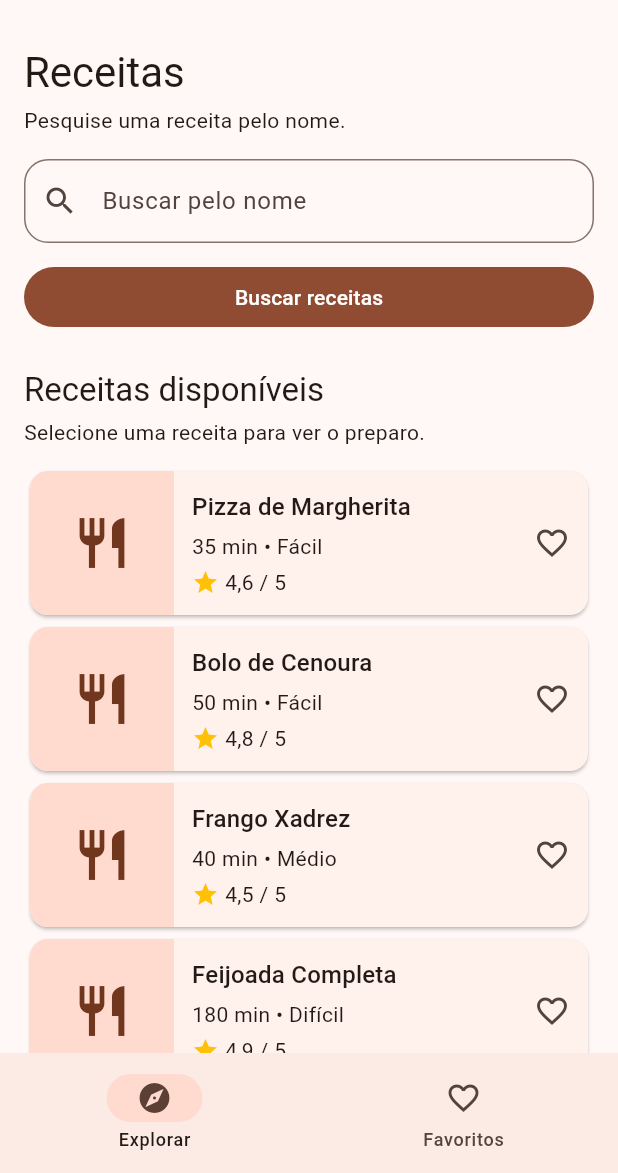
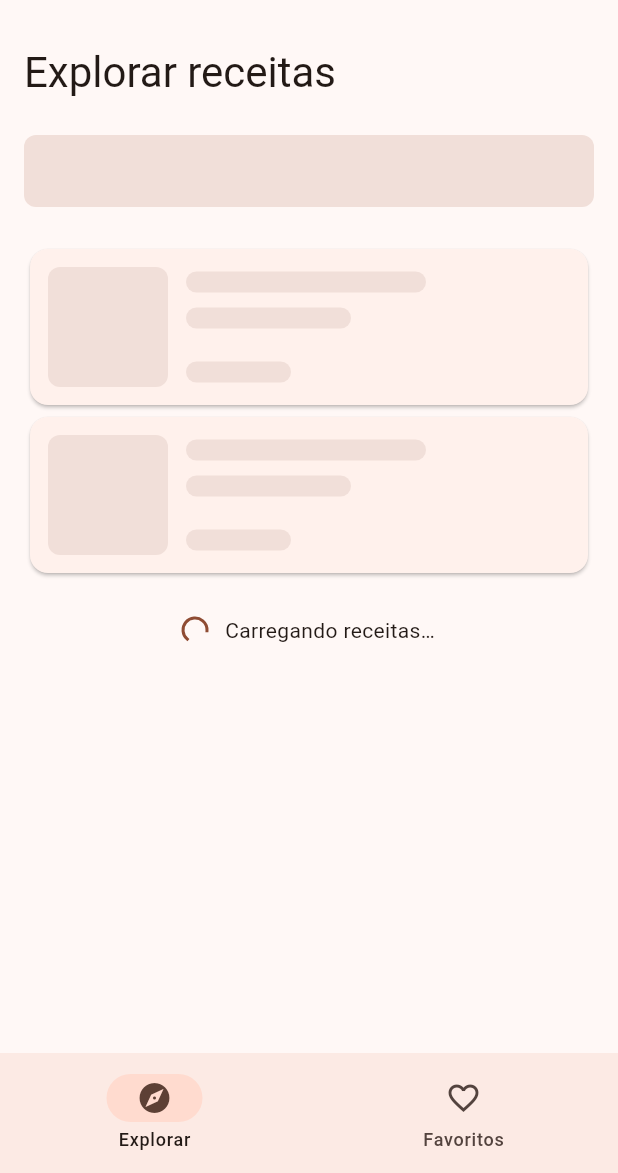
Before and after one commit to Pedro-Levandowski/prato_cheio, a Flutter app: the first screen one second after launch, on a phone screen of 412 x 824 dp, the part 63-1236 px from its top. Run offline on Flutter 3.47's test engine with Material 3 defaults, Android fonts, the phone set to English and light mode, and no system bars.

Commit message:
Atividade 03 - Construção e Navegação entre Telas

```diff
--- a/lib/pages/home_page.dart
+++ b/lib/pages/home_page.dart
@@ -3,6 +3,8 @@ import 'package:flutter/material.dart';
 import '../data/favoritos.dart';
 import '../data/receitas_teste.dart';
 import '../widgets/card_receita.dart';
+import '../widgets/estado_vazio.dart';
+import 'pesquisa_page.dart';
 
 class HomePage extends StatefulWidget {
   const HomePage({super.key, required this.favoritos});
@@ -15,71 +17,77 @@ class HomePage extends StatefulWidget {
 
 class _HomePageState extends State<HomePage> {
   final busca = TextEditingController();
-  final foco = FocusNode();
   String? mensagemErro;
-  String? termoBuscado;
+  bool carregando = true;
+  bool falhou = false;
+
+  @override
+  void initState() {
+    super.initState();
+    esperarCarregamento();
+  }
+
+  void esperarCarregamento() {
+    Future.delayed(const Duration(seconds: 1), () {
+      if (!mounted) return;
+      setState(() => carregando = false);
+    });
+  }
+
+  void tentarNovamente() {
+    setState(() {
+      carregando = true;
+      falhou = false;
+    });
+    esperarCarregamento();
+  }
 
   void validarBusca(String valor) {
-    setState(() {
-      if (valor.isEmpty) {
-        mensagemErro = 'Digite um nome para pesquisar.';
-      } else if (valor.trim().isEmpty) {
-        mensagemErro = 'Só espaços não valem. Digite um nome para pesquisar.';
-      } else {
-        mensagemErro = null;
-      }
-    });
+    setState(() => mensagemErro = validarTermo(valor));
   }
 
   void buscar() {
     validarBusca(busca.text);
+    if (mensagemErro != null) return;
 
-    if (mensagemErro != null) {
-      setState(() => termoBuscado = null);
-      return;
-    }
-
-    setState(() => termoBuscado = busca.text.trim());
-  }
-
-  void limparBusca() {
-    busca.clear();
-    setState(() {
-      mensagemErro = null;
-      termoBuscado = null;
-    });
-  }
-
-  void alterarPesquisa() {
-    foco.requestFocus();
-    busca.selection = TextSelection(
-      baseOffset: 0,
-      extentOffset: busca.text.length,
+    Navigator.push(
+      context,
+      MaterialPageRoute(
+        builder: (_) => PesquisaPage(
+          favoritos: widget.favoritos,
+          termoInicial: busca.text.trim(),
+        ),
+      ),
     );
   }
 
   @override
   void dispose() {
     busca.dispose();
-    foco.dispose();
     super.dispose();
   }
 
   @override
   Widget build(BuildContext context) {
-    final cores = Theme.of(context).colorScheme;
     final textos = Theme.of(context).textTheme;
-    final palavras = termoBuscado?.toLowerCase().split(RegExp(r'\s+')) ?? [];
-    final encontradas = receitas
-        .where((r) => palavras.every(r.nome.toLowerCase().contains))
-        .toList();
-    final encontrou = encontradas.isNotEmpty;
 
     return Scaffold(
       appBar: AppBar(title: const Text('Prato Cheio'), centerTitle: true),
       body: ListView(
         padding: const EdgeInsets.all(16),
         children: [
+          if (carregando)
+            const Carregando()
+          else if (falhou) ...[
+            const SizedBox(height: 48),
+            EstadoVazio(
+              icone: Icons.priority_high,
+              titulo: 'Não foi possível carregar as receitas.',
+              mensagem: 'Verifique sua conexão e tente novamente.',
+              textoBotao: 'Tentar novamente',
+              onBotao: tentarNovamente,
+            ),
+          ] else ...[
             // Pesquisa
             Text('Receitas', style: textos.headlineMedium),
             const SizedBox(height: 4),
@@ -87,7 +95,6 @@ class _HomePageState extends State<HomePage> {
             const SizedBox(height: 16),
             TextField(
               controller: busca,
-            focusNode: foco,
               textInputAction: TextInputAction.search,
               decoration: InputDecoration(
                 labelText: 'Buscar pelo nome',
@@ -102,74 +109,90 @@ class _HomePageState extends State<HomePage> {
               onSubmitted: (_) => buscar(),
             ),
             const SizedBox(height: 12),
-          SizedBox(
-            width: double.infinity,
-            child: FilledButton(
+            FilledButton(
               onPressed: buscar,
               child: const Text('Buscar receitas'),
-            ),
             ),
             const SizedBox(height: 24),
 
             // Listagem
-          if (!encontrou) ...[
-            const SizedBox(height: 8),
-            Center(
-              child: CircleAvatar(
-                radius: 48,
-                backgroundColor: cores.secondaryContainer,
-                child: Icon(
-                  Icons.search_off,
-                  size: 40,
-                  color: cores.onSecondaryContainer,
-                ),
-              ),
-            ),
-            const SizedBox(height: 24),
-            Text('Nenhum resultado', style: textos.headlineSmall),
-            const SizedBox(height: 8),
-            Text(
-              'Não encontramos receitas para “$termoBuscado”. '
-              'Tente outro termo.',
-            ),
-            const SizedBox(height: 24),
-            FilledButton(
-              onPressed: alterarPesquisa,
-              child: const Text('Alterar pesquisa'),
-            ),
-            const SizedBox(height: 8),
-            TextButton(
-              onPressed: limparBusca,
-              child: const Text('Ver todas as receitas'),
-            ),
-          ] else ...[
-            Text(
-              termoBuscado == null
-                  ? 'Receitas disponíveis'
-                  : 'Resultados para “$termoBuscado”',
-              style: textos.titleLarge,
-            ),
+            Text('Receitas disponíveis', style: textos.titleLarge),
             const SizedBox(height: 4),
-            Text(
-              termoBuscado == null
-                  ? 'Selecione uma receita para ver o preparo.'
-                  : 'Toque na receita para ver o preparo.',
-            ),
+            const Text('Selecione uma receita para ver o preparo.'),
             const SizedBox(height: 12),
-          ],
 
-          // Cards de exemplo
-          for (final receita in encontradas)
+            // Cards
+            for (final receita in receitas)
               CardReceita(receita: receita, favoritos: widget.favoritos),
-          if (termoBuscado != null && encontrou) ...[
-            const SizedBox(height: 12),
-            OutlinedButton(
-              onPressed: limparBusca,
-              child: const Text('Limpar pesquisa'),
-            ),
           ],
         ],
       ),
     );
   }
 }
+
+class Carregando extends StatelessWidget {
+  const Carregando({super.key});
+
+  @override
+  Widget build(BuildContext context) {
+    final cores = Theme.of(context).colorScheme;
+    final textos = Theme.of(context).textTheme;
+
+    Widget bloco(double largura, double altura) => Container(
+      width: largura,
+      height: altura,
+      decoration: BoxDecoration(
+        color: cores.surfaceContainerHighest,
+        borderRadius: BorderRadius.circular(8),
+      ),
+    );
+
+    Widget cardVazio() => Card(
+      child: Padding(
+        padding: const EdgeInsets.all(12),
+        child: Row(
+          children: [
+            bloco(80, 80),
+            const SizedBox(width: 12),
+            Column(
+              crossAxisAlignment: CrossAxisAlignment.start,
+              children: [
+                bloco(160, 14),
+                const SizedBox(height: 10),
+                bloco(110, 14),
+                const SizedBox(height: 22),
+                bloco(70, 14),
+              ],
+            ),
+          ],
+        ),
+      ),
+    );
+
+    return Column(
+      crossAxisAlignment: CrossAxisAlignment.stretch,
+      children: [
+        Text('Explorar receitas', style: textos.headlineMedium),
+        const SizedBox(height: 24),
+        bloco(double.infinity, 48),
+        const SizedBox(height: 24),
+        cardVazio(),
+        cardVazio(),
+        const SizedBox(height: 24),
+        Row(
+          mainAxisAlignment: MainAxisAlignment.center,
+          children: [
+            const SizedBox(
+              width: 16,
+              height: 16,
+              child: CircularProgressIndicator(strokeWidth: 2),
+            ),
+            const SizedBox(width: 12),
+            Text('Carregando receitas…', style: textos.bodyMedium),
+          ],
+        ),
+      ],
+    );
+  }
+}
```
Also changed, not shown: lib/data/receitas_teste.dart (+17 -0 lines), lib/pages/favoritos_page.dart (+8 -21 lines), lib/pages/pesquisa_page.dart (added, +142 -0 lines), lib/widgets/estado_vazio.dart (added, +51 -0 lines). Lines whose indentation alone changed are shown as unchanged.
